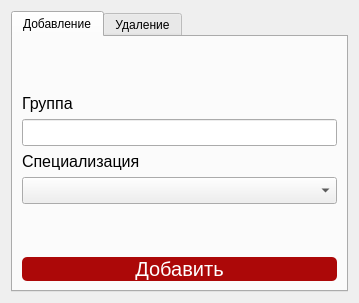
Above: Plan/groupwindow.ui from Undetaker45/MDKP before the change. Below: the same form after it.
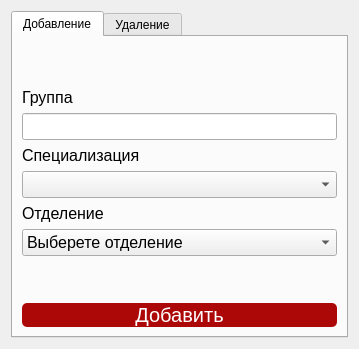
That is the form after the change.

The edit to the form file:
```diff
--- a/Plan/groupwindow.ui
+++ b/Plan/groupwindow.ui
@@ -7,7 +7,7 @@
     <x>0</x>
     <y>0</y>
     <width>359</width>
-    <height>303</height>
+    <height>349</height>
    </rect>
   </property>
   <property name="minimumSize">
@@ -18,8 +18,8 @@
   </property>
   <property name="maximumSize">
    <size>
-    <width>359</width>
-    <height>303</height>
+    <width>10000</width>
+    <height>10000</height>
    </size>
   </property>
   <property name="windowTitle">
@@ -28,6 +28,12 @@
   <layout class="QVBoxLayout" name="verticalLayout_3">
    <item>
     <widget class="QTabWidget" name="tabWidget">
+     <property name="maximumSize">
+      <size>
+       <width>337</width>
+       <height>327</height>
+      </size>
+     </property>
      <property name="currentIndex">
       <number>0</number>
      </property>
@@ -96,6 +102,48 @@
            </property>
           </widget>
          </item>
+         <item>
+          <widget class="QLabel" name="label_4">
+           <property name="font">
+            <font>
+             <pointsize>12</pointsize>
+            </font>
+           </property>
+           <property name="text">
+            <string>Отделение</string>
+           </property>
+          </widget>
+         </item>
+         <item>
+          <widget class="QComboBox" name="DepartmentBox">
+           <property name="minimumSize">
+            <size>
+             <width>0</width>
+             <height>0</height>
+            </size>
+           </property>
+           <property name="font">
+            <font>
+             <pointsize>12</pointsize>
+            </font>
+           </property>
+           <item>
+            <property name="text">
+             <string>Выберете отделение</string>
+            </property>
+           </item>
+           <item>
+            <property name="text">
+             <string>Очное</string>
+            </property>
+           </item>
+           <item>
+            <property name="text">
+             <string>Заочное</string>
+            </property>
+           </item>
+          </widget>
+         </item>
          <item>
           <spacer name="verticalSpacer">
            <property name="orientation">
```
